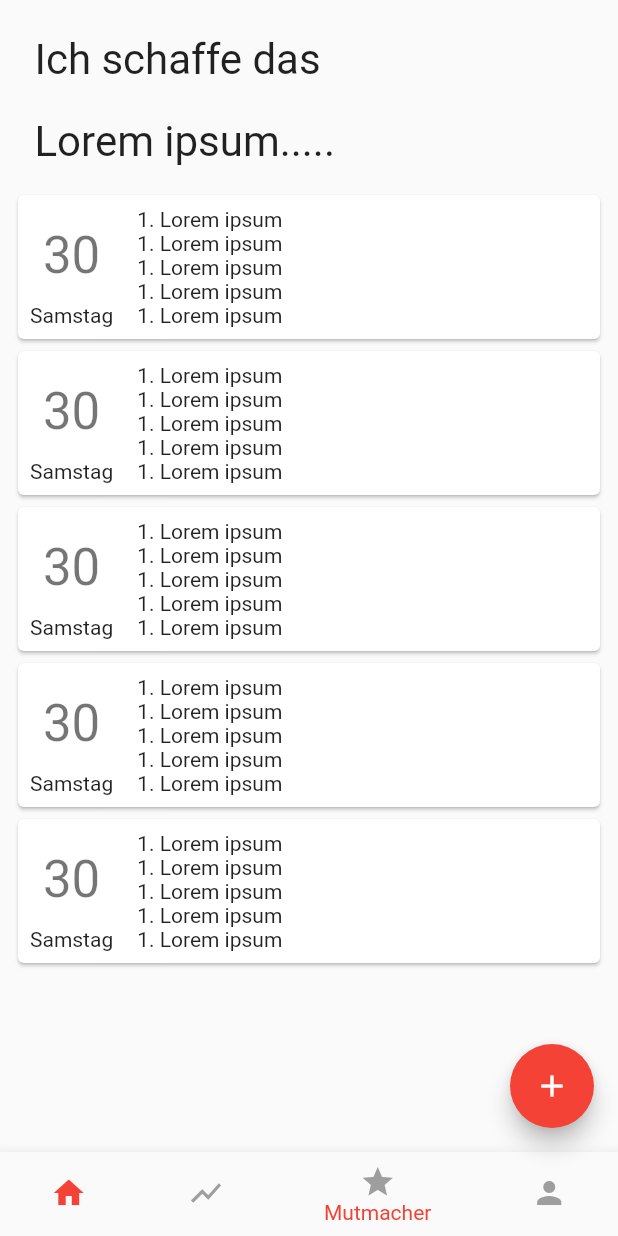
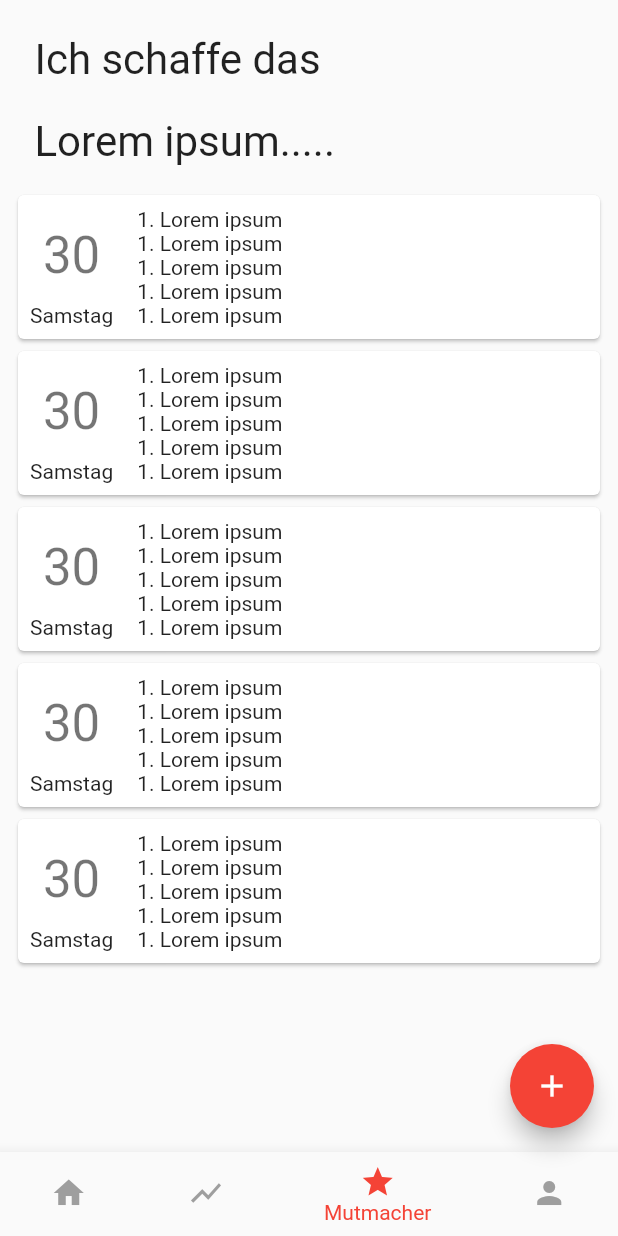
Before and after one commit to simonwachtler/mydailywin, a Flutter app: the screen it shows after launch, item 3 of the bottom bar chosen, on a phone screen of 412 x 824 dp. Run offline on Flutter 3.47's test engine with Material 2 defaults, Android fonts, the phone set to English and light mode, and no system bars.

Commit message:
update colors of bottom icons

```diff
--- a/lib/main.dart
+++ b/lib/main.dart
@@ -65,34 +65,31 @@ class _MyHomePageState extends State<MyHomePage> {
           BottomNavigationBarItem(
             icon: Icon(
               Icons.home,
-              color: Colors.red,
             ),
             title: Text("Startseite"),
           ),
           BottomNavigationBarItem(
             icon: Icon(
               Icons.show_chart,
-              color: Colors.grey,
             ),
             title: Text("Level"),
           ),
           BottomNavigationBarItem(
             icon: Icon(
               Icons.grade,
-              color: Colors.grey,
             ),
             title: Text("Mutmacher"),
           ),
           BottomNavigationBarItem(
             icon: Icon(
               Icons.person,
-              color: Colors.grey,
             ),
             title: Text("Profil"),
           ),
         ],
         currentIndex: selectedScreen,
         selectedItemColor: Colors.red,
+        unselectedItemColor: Colors.grey,
         onTap: (index) {
           setState(() {
             selectedScreen = index;
```
